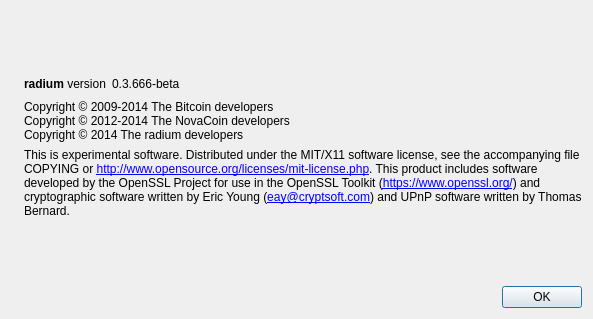
Qt form src/qt/forms/aboutdialog.ui (RadiumCore/radium-0.11) before a commit.
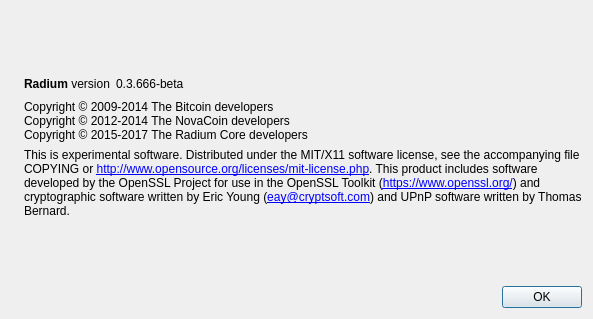
The same form after that commit. Icons and pictures are not drawn.

```diff
--- a/src/qt/forms/aboutdialog.ui
+++ b/src/qt/forms/aboutdialog.ui
@@ -50,7 +50,7 @@
           <cursorShape>IBeamCursor</cursorShape>
          </property>
          <property name="text">
-          <string>&lt;b&gt;radium&lt;/b&gt; version</string>
+          <string>&lt;html&gt;&lt;head/&gt;&lt;body&gt;&lt;p&gt;&lt;span style=&quot; font-weight:600;&quot;&gt;Radium&lt;/span&gt; version&lt;/p&gt;&lt;/body&gt;&lt;/html&gt;</string>
          </property>
          <property name="textInteractionFlags">
           <set>Qt::LinksAccessibleByMouse|Qt::TextSelectableByKeyboard|Qt::TextSelectableByMouse</set>
@@ -93,7 +93,7 @@
        <property name="text">
         <string>Copyright © 2009-2014 The Bitcoin developers
 Copyright © 2012-2014 The NovaCoin developers
-Copyright © 2014 The radium developers</string>
+Copyright © 2015-2017 The Radium Core developers</string>
        </property>
        <property name="textInteractionFlags">
         <set>Qt::LinksAccessibleByMouse|Qt::TextSelectableByKeyboard|Qt::TextSelectableByMouse</set>
```
Left out of the diff: 2 changed lines with no effect on the pictures.
